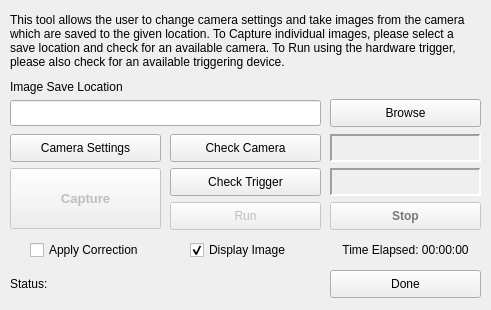
The window that gui/dialogImageCapture.ui (Spinarakk/defectmonitor) describes before a commit, drawn with Qt 5.
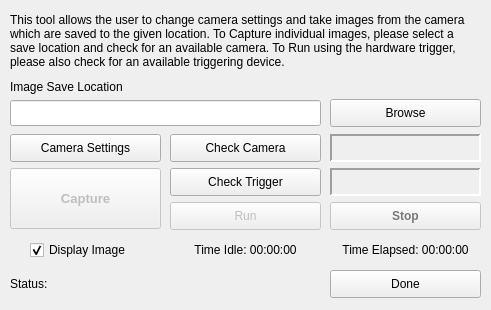
The same window after the commit. Icons and pictures are not drawn.

```diff
--- a/gui/dialogImageCapture.ui
+++ b/gui/dialogImageCapture.ui
@@ -294,22 +294,6 @@
     <string>Status:</string>
    </property>
   </widget>
-  <widget class="QCheckBox" name="checkApplyCorrection">
-   <property name="geometry">
-    <rect>
-     <x>30</x>
-     <y>236</y>
-     <width>131</width>
-     <height>28</height>
-    </rect>
-   </property>
-   <property name="toolTip">
-    <string>Check to apply image correction techniques to the captured image. The processed image will be saved separately to the processed folder.</string>
-   </property>
-   <property name="text">
-    <string>Apply Correction</string>
-   </property>
-  </widget>
   <widget class="QLabel" name="labelTriggerStatus">
    <property name="geometry">
     <rect>
@@ -357,7 +341,7 @@
   <widget class="QCheckBox" name="checkDisplayImage">
    <property name="geometry">
     <rect>
-     <x>190</x>
+     <x>30</x>
      <y>236</y>
      <width>131</width>
      <height>28</height>
@@ -389,6 +373,22 @@
     <bool>true</bool>
    </property>
   </widget>
+  <widget class="QLabel" name="labelTimeIdle">
+   <property name="geometry">
+    <rect>
+     <x>170</x>
+     <y>236</y>
+     <width>151</width>
+     <height>28</height>
+    </rect>
+   </property>
+   <property name="text">
+    <string>Time Idle: 00:00:00</string>
+   </property>
+   <property name="alignment">
+    <set>Qt::AlignCenter</set>
+   </property>
+  </widget>
  </widget>
  <resources>
   <include location="icons.qrc"/>
```
